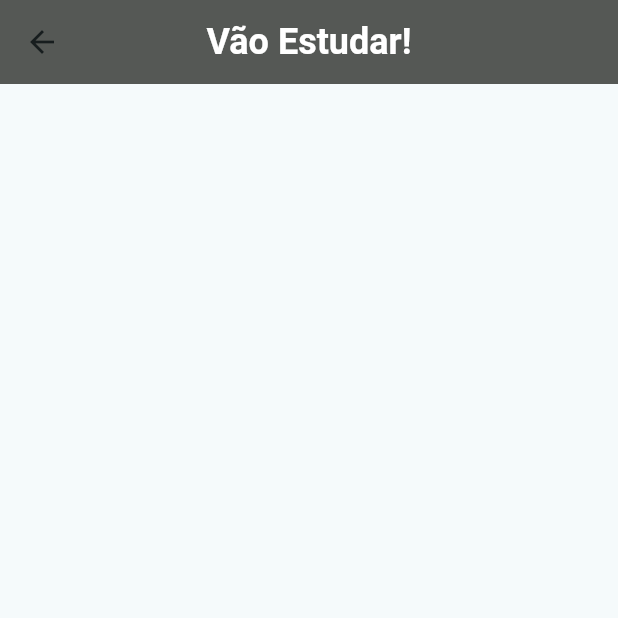
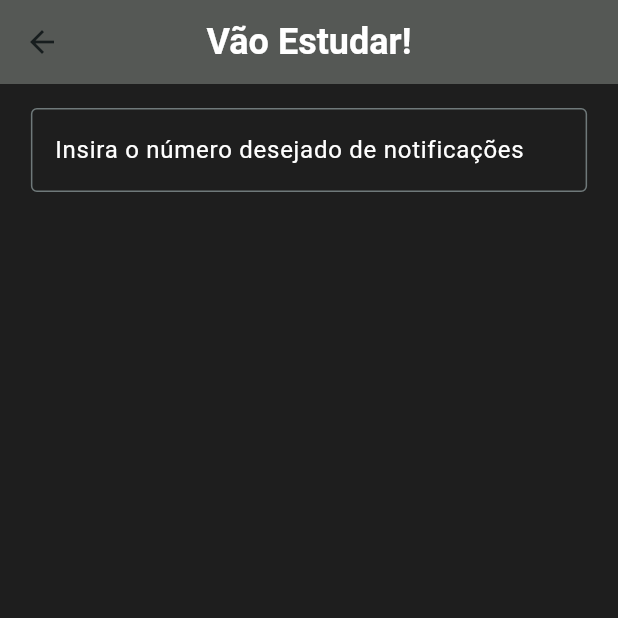
Before and after one commit to lucasbennertz/app_studometro, a Flutter app: the SettingsScreen screen opened by its route, on a phone screen of 412 x 824 dp, the top half of it. Run offline on Flutter 3.47's test engine with Material 3 defaults, Android fonts, the light colour scheme and no system bars; our stand-ins replace shared_preferences; accounts and stored records are empty.

Commit message:
personalização do input

```diff
--- a/lib/app/main_app.dart
+++ b/lib/app/main_app.dart
@@ -14,6 +14,7 @@ class MainApp extends StatelessWidget {
           seedColor: Color(0xFF1E1E1E),
           secondary: Color(0xFF555855),
           primary: Color(0xFF1E1E1E),
+          tertiary: Colors.white
         ),
       ),
       home: MainScreen(),
--- a/lib/app/screens/settings_screen.dart
+++ b/lib/app/screens/settings_screen.dart
@@ -1,4 +1,5 @@
 import 'package:flutter/material.dart';
+import 'package:vao_estudar/app/screens/widgets/input_text.dart';
 import 'package:vao_estudar/app/screens/widgets/my_app_bar.dart';
 
 class SettingsScreen extends StatelessWidget {
@@ -7,11 +8,16 @@ class SettingsScreen extends StatelessWidget {
   @override
   Widget build(BuildContext context) {
     return Scaffold(
+      backgroundColor: Theme.of(context).primaryColor,
       appBar: MyAppBar(),
-      body: Column(
-        children: [
-
-        ],
+      body: Padding(
+        padding: const EdgeInsets.all(16.0),
+        child: Column(
+          crossAxisAlignment: CrossAxisAlignment.center,
+          children: [
+            InputText(),
+          ],
+        ),
       ),
     );
   }
--- a/lib/app/screens/widgets/input_text.dart
+++ b/lib/app/screens/widgets/input_text.dart
@@ -1,12 +1,44 @@
 import 'package:flutter/material.dart';
 
-class InputText extends StatelessWidget {
+class InputText extends StatefulWidget {
   const InputText({super.key});
 
   @override
+  State<InputText> createState() => _InputTextState();
+}
+
+class _InputTextState extends State<InputText> {
+
+  @override
   Widget build(BuildContext context) {
-    return TextFormField(
+      TextStyle textoEstilizado = TextStyle(
+        color: Theme.of(context).colorScheme.tertiary,
+      );
+    return Center(
+      child: SizedBox(
+        height: MediaQuery.sizeOf(context).height * 0.1,
+        width: MediaQuery.sizeOf(context).width * 0.9,
+        child: TextFormField(
+          keyboardType: TextInputType.number,
+          style: textoEstilizado,
+          decoration: InputDecoration(
+            border: OutlineInputBorder(),
+            label: Text(
+              "Insira o número desejado de notificações",
+              style: textoEstilizado,
+              ),
+            hintText: "EX:2",
+            hintStyle: textoEstilizado,
+            labelStyle: textoEstilizado,
+            focusedBorder: OutlineInputBorder(
+              borderSide: BorderSide(
+                color: Theme.of(context).colorScheme.tertiary,
+              ),
+            ),
 
+          ),
+        ),
+      ),
     );
   }
 }
```
